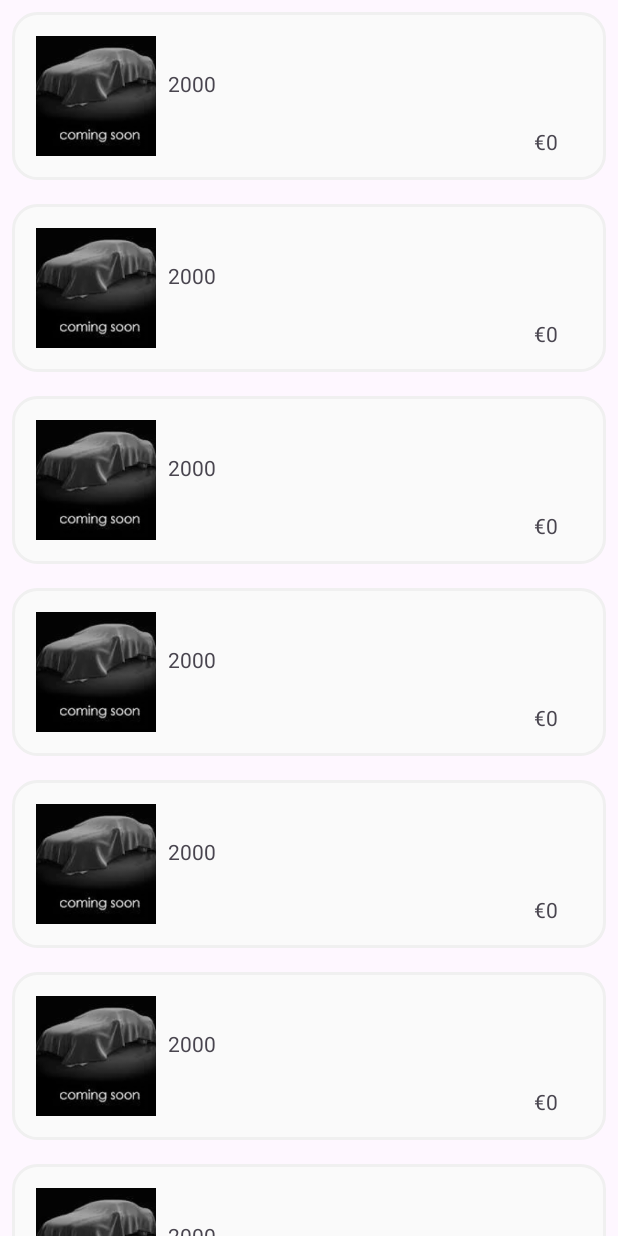
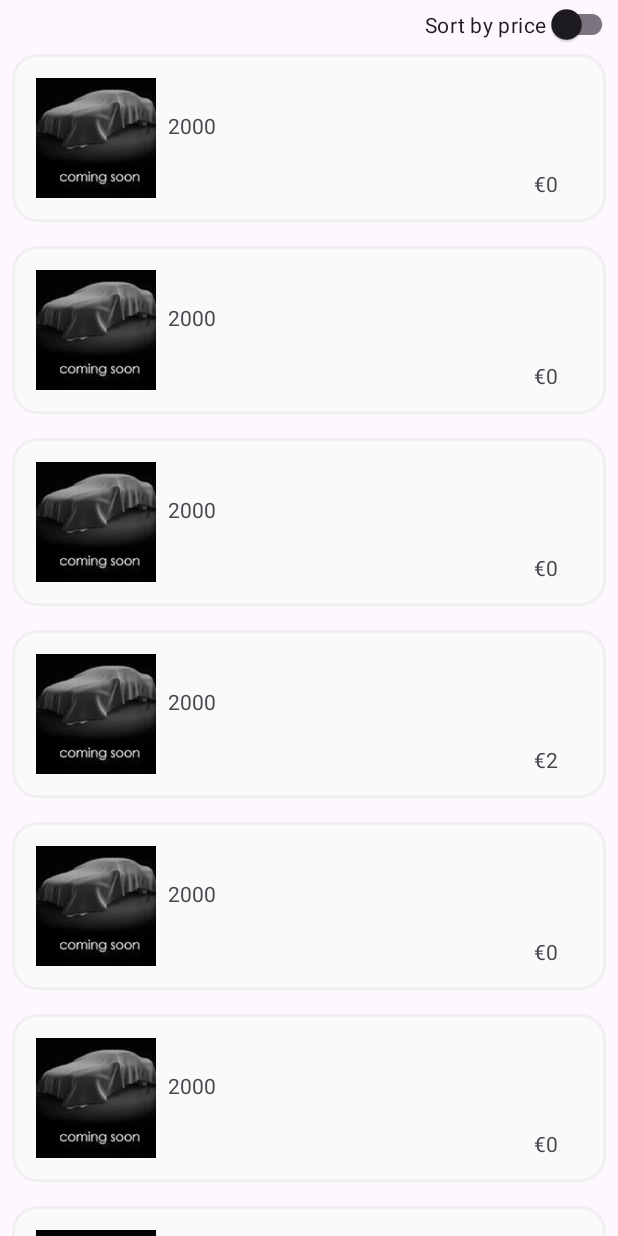
Before and after one commit to Patryk-Malinowski/Garage-Android-App, an Android app: the screen it shows after launch (RecyclerViewActivity), after a tap on an icon or button, on a phone screen of 412 x 824 dp. Run offline under Robolectric (Android 15) with nearby library versions, the phone set to English and light mode, and no system bars.

Commit message:
Created a switch that allows user to sort listings by price (low to high) using SortDataByPrice.java

```diff
--- a/app/src/main/java/com/example/myapplication/RecyclerViewActivity.java
+++ b/app/src/main/java/com/example/myapplication/RecyclerViewActivity.java
@@ -5,18 +5,22 @@
 package com.example.myapplication;
 
 import androidx.appcompat.app.AppCompatActivity;
+import androidx.appcompat.widget.SwitchCompat;
 import androidx.recyclerview.widget.LinearLayoutManager;
 import androidx.recyclerview.widget.RecyclerView;
 
 import android.content.Intent;
 import android.os.Bundle;
 import android.view.View;
+import android.widget.Switch;
 import android.widget.Toast;
 
 import java.util.ArrayList;
 
 public class RecyclerViewActivity extends AppCompatActivity implements MyRecyclerViewAdapter.ItemClickListener {
     MyRecyclerViewAdapter carListings;
+    private boolean sortByPrice = false; // Default: do not sort by price
+
 
 
     @Override
@@ -53,6 +57,14 @@ public class RecyclerViewActivity extends AppCompatActivity implements MyRecycle
         } else if ("other".equals(category)) {
         }
 
+    // Find the switch
+        SwitchCompat priceSwitch = findViewById(R.id.switchPrice);
+
+        // Set an OnCheckedChangeListener for the switch
+        priceSwitch.setOnCheckedChangeListener((buttonView, isChecked) -> {
+            sortByPrice = isChecked;
+            updateRecyclerViewWithCars(); // Call a method to update RecyclerView based on the sorting option
+        });
     }
 
     // update recyclerView with car data from ArrayLists
@@ -98,7 +110,7 @@ public class RecyclerViewActivity extends AppCompatActivity implements MyRecycle
         carPrice.add(0);
         carPrice.add(0);
         carPrice.add(0);
-        carPrice.add(0);
+        carPrice.add(2);
         carPrice.add(0);
         carPrice.add(0);
         carPrice.add(0);
@@ -129,6 +141,14 @@ public class RecyclerViewActivity extends AppCompatActivity implements MyRecycle
         carImage.add(R.drawable.default_car_image);
         carImage.add(R.drawable.default_car_image);
 
+
+        if (sortByPrice) {
+            SortDataByPrice.sort(carTitles, carYear, carPrice, carImage);
+            carListings.notifyDataSetChanged();
+        }
+        else {
+            carListings.notifyDataSetChanged();
+        }
 
         carListings.updateData(this, carTitles, carYear, carPrice, carImage);
 
--- a/app/src/main/res/layout/activity_recycler_view.xml
+++ b/app/src/main/res/layout/activity_recycler_view.xml
@@ -14,9 +14,19 @@
         android:id="@+id/recyclerView1"
         android:layout_width="match_parent"
         android:layout_height="match_parent"
+        android:layout_marginTop="28dp"
         app:layout_constraintBottom_toBottomOf="parent"
         app:layout_constraintEnd_toEndOf="parent"
         app:layout_constraintStart_toStartOf="parent"
         app:layout_constraintTop_toTopOf="parent" />
 
+    <androidx.appcompat.widget.SwitchCompat
+        android:id="@+id/switchPrice"
+        android:layout_width="wrap_content"
+        android:layout_height="wrap_content"
+        android:text="Sort by price"
+        android:layout_marginBottom="-12dp"
+        app:layout_constraintBottom_toTopOf="@+id/recyclerView1"
+        app:layout_constraintEnd_toEndOf="parent" />
+
 </androidx.constraintlayout.widget.ConstraintLayout>
```
Also changed, not shown: app/src/main/java/com/example/myapplication/SortDataByPrice.java (added, +40 -0 lines).
